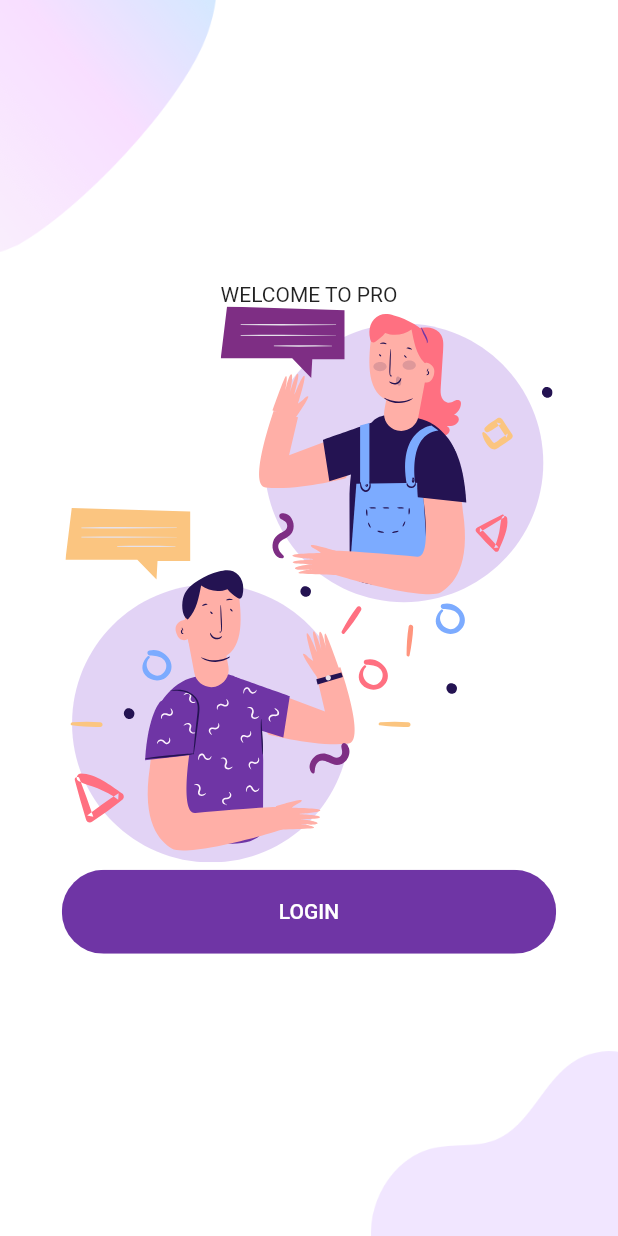
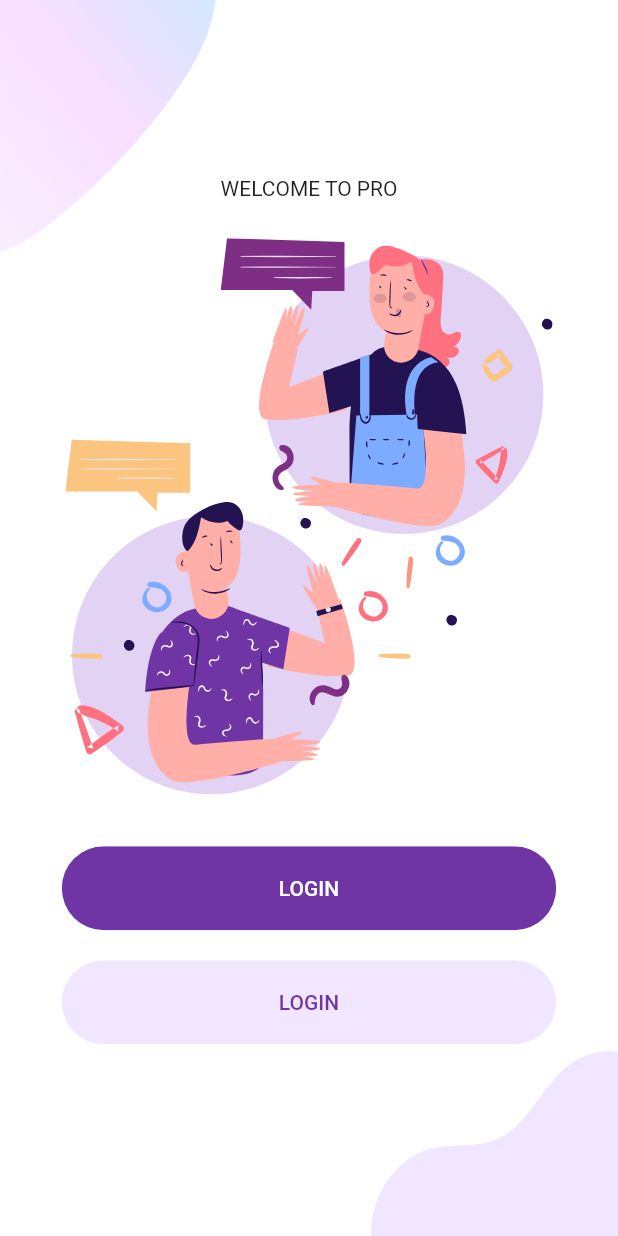
Before and after one commit to ashrafffathalla/login_Auth, a Flutter app: the screen it shows after launch, on a phone screen of 412 x 824 dp. Run offline on Flutter 3.47's test engine with Material 2 defaults, Android fonts, the phone set to English and light mode, and no system bars; our stand-ins replace flutter_svg.

Commit message:
commit all Updates

```diff
--- a/lib/shared/components/Bbckground.dart
+++ b/lib/shared/components/Bbckground.dart
@@ -10,7 +10,9 @@ class Background extends StatelessWidget {
   @override
   Widget build(BuildContext context) {
     Size size = MediaQuery.of(context).size;
-    return Container(
+    return SingleChildScrollView(
+      physics:const BouncingScrollPhysics(),
+      child: Container(
         width: double.infinity,
         height: size.height,
         child: Stack(
@@ -35,6 +37,7 @@ class Background extends StatelessWidget {
             child,
           ],
         ),
+      ),
     );
   }
 }
--- a/lib/shared/components/body.dart
+++ b/lib/shared/components/body.dart
@@ -2,6 +2,7 @@ import 'package:flutter/material.dart';
 import 'package:flutter_svg/flutter_svg.dart';
 import 'package:login/shared/colors.dart';
 import 'package:login/shared/components/Bbckground.dart';
+import 'package:login/shared/components/rounder_button.dart';
 
 class Body extends StatelessWidget {
   const Body({Key? key}) : super(key: key);
@@ -16,26 +17,22 @@ class Body extends StatelessWidget {
           const Text(
             'WELCOME TO PRO',
           ),
+          SizedBox(height:size.height *0.03),
           SvgPicture.asset(
               'assets/icons/chat.svg',
             height: size.height * 0.45,
           ),
-          const SizedBox(height: 5,),
-          Container(
-            width: size.width *0.8,
-            child: ClipRRect(
-              borderRadius:BorderRadius.circular(29),
-              child: FlatButton(
-                padding:const EdgeInsets.symmetric(vertical: 20.0,horizontal: 40),
-                  onPressed: (){},
-                color: kPrimaryColor,
-                  child:const Text(
-                    'LOGIN',
-                    style: TextStyle(color: Colors.white),
-                  ),
-              ),
-            ),
-          )
+           SizedBox(height:size.height *0.03),
+          RounderButton(
+            press: (){print('HI');},
+            text: "LOGIN",
+          ),
+          RounderButton(
+            text: "LOGIN",
+            color: kPrimaryLightColor,
+            textColor:  kPrimaryColor,
+            press: (){},
+          ),
         ],
       ),
     );
--- /dev/null
+++ b/lib/shared/components/rounder_button.dart
@@ -0,0 +1,37 @@
+import 'package:flutter/material.dart';
+import 'package:login/shared/colors.dart';
+class RounderButton extends StatelessWidget {
+  final String? text;
+  final VoidCallback ? press;
+  final Color color, textColor;
+  const RounderButton({
+    Key? key,
+    this.text,
+    this.press,
+    this.color = kPrimaryColor,
+    this.textColor = Colors.white,
+
+  }) : super(key: key);
+
+  @override
+  Widget build(BuildContext context)
+  {
+    Size size = MediaQuery.of(context).size;
+    return Container(
+      margin: const EdgeInsets.symmetric(vertical: 10.0),
+      width: size.width *0.8,
+      child: ClipRRect(
+        borderRadius:BorderRadius.circular(29),
+        child: FlatButton(
+          padding:const EdgeInsets.symmetric(vertical: 20.0,horizontal: 40),
+          onPressed: press,
+          color: color,
+          child: Text(
+            text!,
+            style: TextStyle(color: textColor),
+          ),
+        ),
+      ),
+    );
+  }
+}
```
Lines whose indentation alone changed are shown as unchanged.
